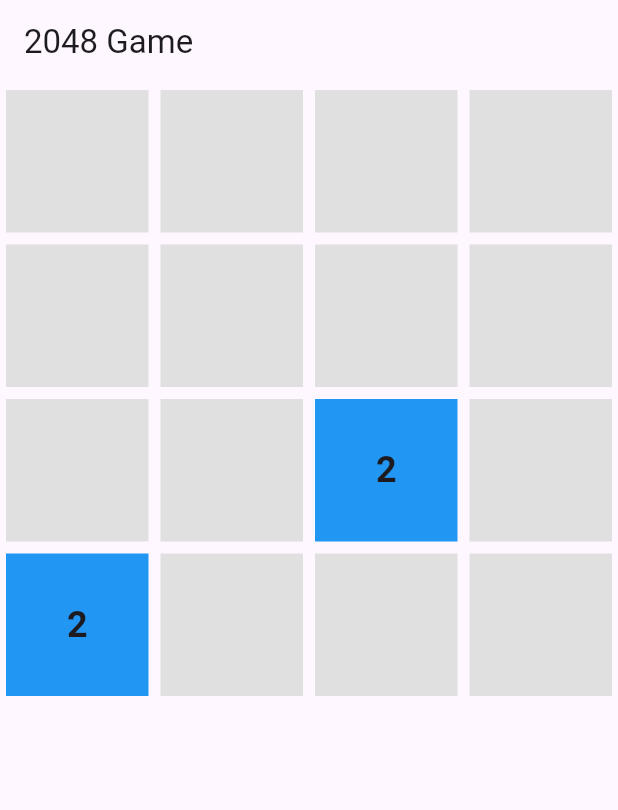
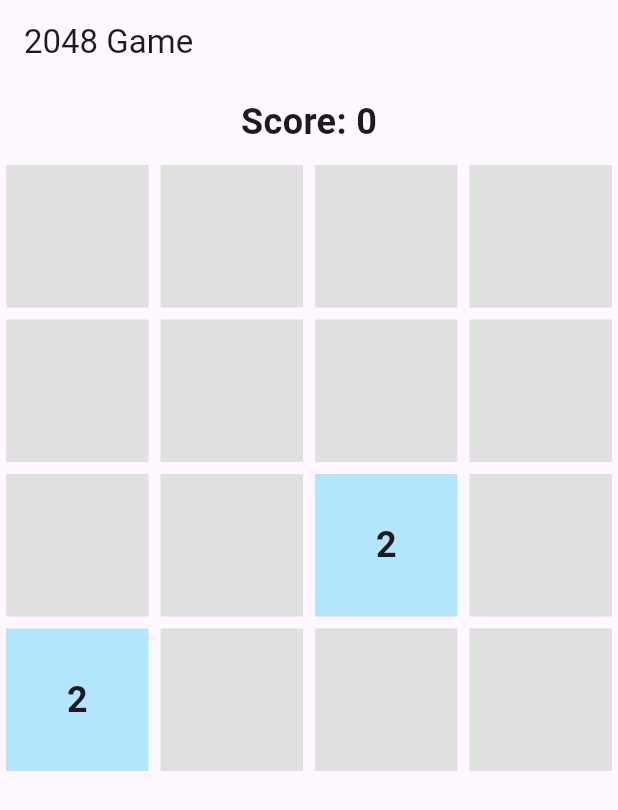
Before and after one commit to UnboringCompany/2048_project, a Flutter app: the screen it shows after launch, on a phone screen of 412 x 824 dp. Shown: the top 810 px of the screen. Run offline on Flutter 3.47's test engine with Material 3 defaults, Android fonts, the phone set to English and light mode, and no system bars.

Commit message:
première feature stylée

```diff
--- a/projet_cours/lib/game_grid.dart
+++ b/projet_cours/lib/game_grid.dart
@@ -8,6 +8,7 @@ class GameGrid extends StatefulWidget {
 
 class _GameGridState extends State<GameGrid> {
   List<List<int>> grid = List.generate(4, (_) => List.generate(4, (_) => 0));
+  int score = 0;
 
   @override
   void initState() {
@@ -36,6 +37,7 @@ class _GameGridState extends State<GameGrid> {
   void move(Direction direction) {
     List<List<int>> newGrid = List.generate(4, (_) => List.generate(4, (_) => 0));
     bool moved = false;
+    int newScore = 0;
 
     switch (direction) {
       case Direction.up:
@@ -107,27 +109,76 @@ class _GameGridState extends State<GameGrid> {
     if (moved) {
       setState(() {
         grid = newGrid;
+        score += newScore;
+      });
+      Future.delayed(Duration(milliseconds: 300), () {
+        setState(() {
           addRandomTile();
+        });
       });
     }
   }
 
   List<int> mergeTiles(List<int> tiles) {
     List<int> mergedTiles = [];
+    int newScore = 0;
     for (int i = 0; i < tiles.length; i++) {
       if (i + 1 < tiles.length && tiles[i] == tiles[i + 1]) {
         mergedTiles.add(tiles[i] * 2);
+        newScore += tiles[i] * 2;
         i++;
       } else {
         mergedTiles.add(tiles[i]);
       }
     }
+    score += newScore;
     return mergedTiles;
+  }
+
+  Color getTileColor(int value) {
+    switch (value) {
+      case 0:
+        return Colors.grey[300]!;
+      case 2:
+        return Colors.lightBlue[100]!;
+      case 4:
+        return Colors.lightBlue[200]!;
+      case 8:
+        return Colors.lightBlue[300]!;
+      case 16:
+        return Colors.lightBlue[400]!;
+      case 32:
+        return Colors.lightBlue[500]!;
+      case 64:
+        return Colors.lightBlue[600]!;
+      case 128:
+        return Colors.lightBlue[700]!;
+      case 256:
+        return Colors.lightBlue[800]!;
+      case 512:
+        return Colors.lightBlue[900]!;
+      case 1024:
+        return Colors.blue[900]!;
+      case 2048:
+        return Colors.blue[800]!;
+      default:
+        return Colors.blue[700]!;
+    }
   }
 
   @override
   Widget build(BuildContext context) {
-    return GestureDetector(
+    return Column(
+      children: [
+        Padding(
+          padding: const EdgeInsets.all(8.0),
+          child: Text(
+            'Score: $score',
+            style: TextStyle(fontSize: 24, fontWeight: FontWeight.bold),
+          ),
+        ),
+        Expanded(
+          child: GestureDetector(
             onHorizontalDragEnd: (details) {
               if (details.primaryVelocity! > 0) {
                 move(Direction.right);
@@ -154,7 +205,7 @@ class _GameGridState extends State<GameGrid> {
                 int value = grid[row][col];
                 return Container(
                   margin: EdgeInsets.all(4.0),
-            color: value == 0 ? Colors.grey[300] : Colors.blue,
+                  color: getTileColor(value),
                   child: Center(
                     child: Text(
                       value == 0 ? '' : value.toString(),
@@ -164,6 +215,9 @@ class _GameGridState extends State<GameGrid> {
                 );
               },
             ),
+          ),
+        ),
+      ],
     );
   }
 }
--- a/projet_cours/lib/main.dart
+++ b/projet_cours/lib/main.dart
@@ -13,6 +13,7 @@ class MyApp extends StatelessWidget {
       theme: ThemeData(
         primarySwatch: Colors.blue,
       ),
+      debugShowCheckedModeBanner: false, // Désactive la bannière de débogage
       home: Scaffold(
         appBar: AppBar(
           title: Text('2048 Game'),
```
Lines whose indentation alone changed are shown as unchanged.
